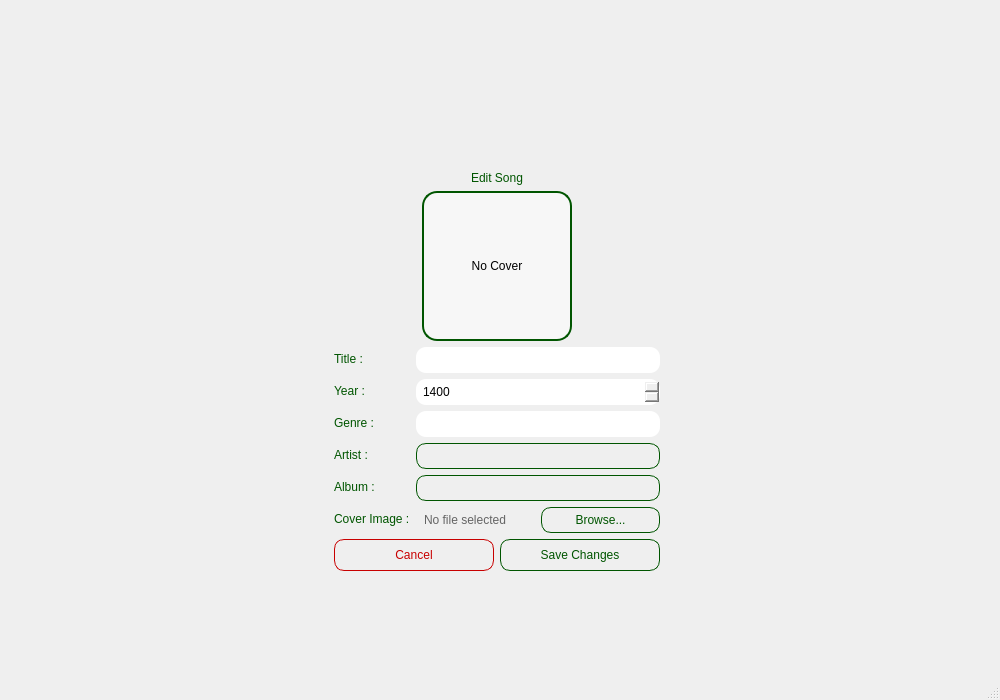
Qt form editsongwindow.ui (aminfooladi/QSpotify) before a commit.
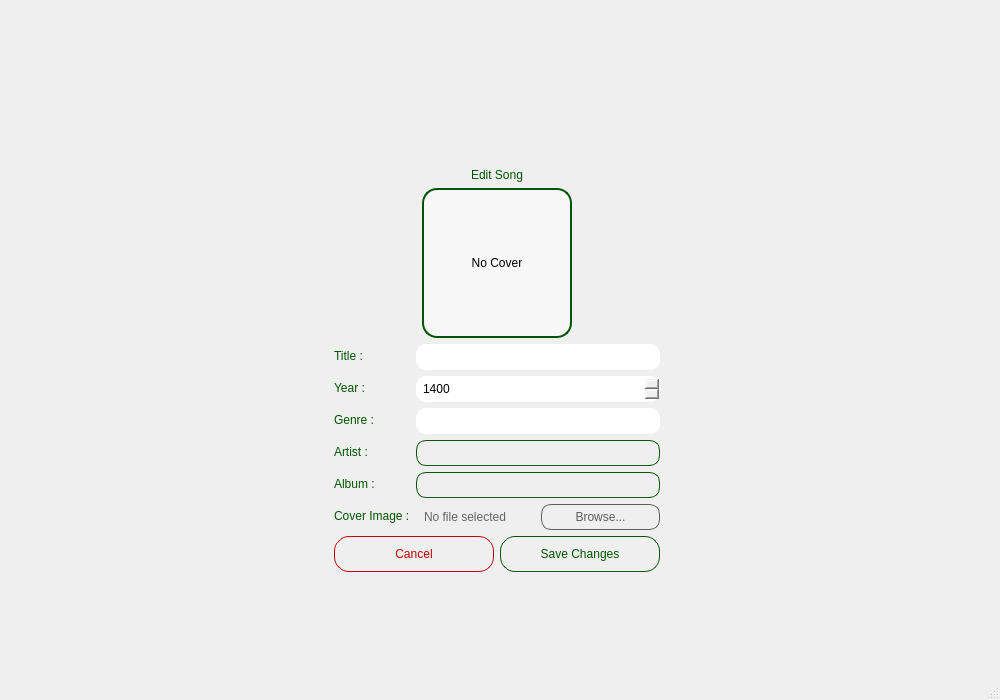
The same form after that commit. Icons and pictures are not drawn.

Patch:
```diff
--- a/editsongwindow.ui
+++ b/editsongwindow.ui
@@ -13,6 +13,9 @@
   <property name="windowTitle">
    <string>MainWindow</string>
   </property>
+  <property name="styleSheet">
+   <string notr="true">background-image: url(:/images/background/images/liteBackground.png);</string>
+  </property>
   <widget class="QWidget" name="centralwidget">
    <layout class="QGridLayout" name="gridLayout_2" rowstretch="2,1,1">
     <item row="0" column="1">
@@ -256,11 +259,24 @@
           <item>
            <widget class="QPushButton" name="selectCoverButton">
             <property name="styleSheet">
-             <string notr="true">background-image: url(:/images/background/images/witeBackground.png);
-border: 1px solid rgb(0, 85, 0);
+             <string notr="true">QPushButton {
+background: transparent;
+border: 1px solid rgb(93, 93, 93);
 border-radius: 10px;
 padding: 5px 15px;
-color: rgb(0, 85, 0);</string>
+color: rgb(93, 93, 93);
+font: 700 9pt &quot;Segoe UI&quot;;
+}
+
+QPushButton:hover {
+	background-color: rgb(93, 93, 93);
+	border:1px solid rgb(255, 255, 255);
+border-radius: 10px;
+padding: 5px 15px;
+	color: rgb(255, 255, 255);
+	font: 700 9pt &quot;Segoe UI&quot;;
+}
+</string>
             </property>
             <property name="text">
              <string>Browse...</string>
@@ -276,12 +292,24 @@
         <item>
          <widget class="QPushButton" name="cancelButton">
           <property name="styleSheet">
-           <string notr="true">background-image: url(:/images/background/images/witeBackground.png);
+           <string notr="true">QPushButton {
+background: transparent;
 border: 1px solid rgb(200, 0, 0);
-border-radius: 10px;
-padding: 8px 25px;
+border-radius: 15px;
+padding: 10px;
 color: rgb(200, 0, 0);
-font: 700 9pt &quot;Segoe UI&quot;;</string>
+font: 700 9pt &quot;Segoe UI&quot;;
+}
+
+QPushButton:hover {
+	background-color: rgb(200, 0, 0);
+	border:1px solid rgb(255, 255, 255);
+	border-radius: 15px;
+	padding: 10px;
+	color: rgb(255, 255, 255);
+	font: 700 9pt &quot;Segoe UI&quot;;
+}
+</string>
           </property>
           <property name="text">
            <string>Cancel</string>
@@ -291,12 +319,24 @@
         <item>
          <widget class="QPushButton" name="saveButton">
           <property name="styleSheet">
-           <string notr="true">background-image: url(:/images/background/images/witeBackground.png);
-border: 1px solid rgb(0, 85, 0);
-border-radius: 10px;
-padding: 8px 25px;
-color: rgb(0, 85, 0);
-font: 700 9pt &quot;Segoe UI&quot;;</string>
+           <string notr="true">QPushButton {
+	background: transparent;
+	border:1px solid rgb(0, 85, 0);
+	border-radius: 15px;
+	padding: 10px;
+	color: rgb(0, 85, 0);
+	font: 700 9pt &quot;Segoe UI&quot;;
+}
+
+QPushButton:hover {
+	background-color: rgb(0, 85, 0);
+	border:1px solid rgb(0, 85, 0);
+	border-radius: 15px;
+	padding: 10px;
+	color: rgb(255, 255, 255);
+	font: 700 9pt &quot;Segoe UI&quot;;
+}
+</string>
           </property>
           <property name="text">
            <string>Save Changes</string>
```
